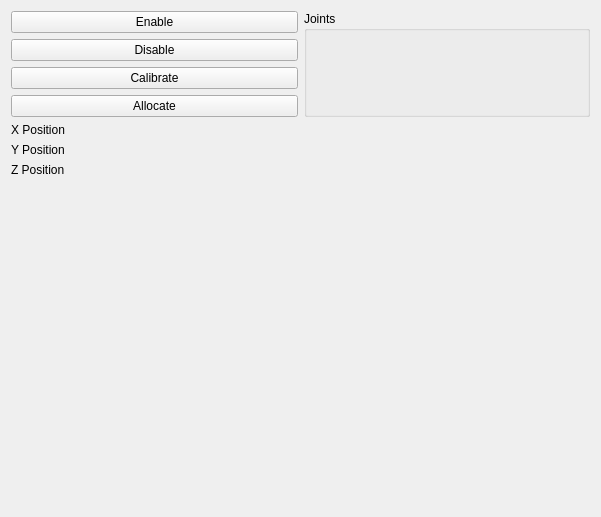
Old version of the form app/forms/legcontrolwidget.ui in the repository Haziham/Honours_Computer_Software.
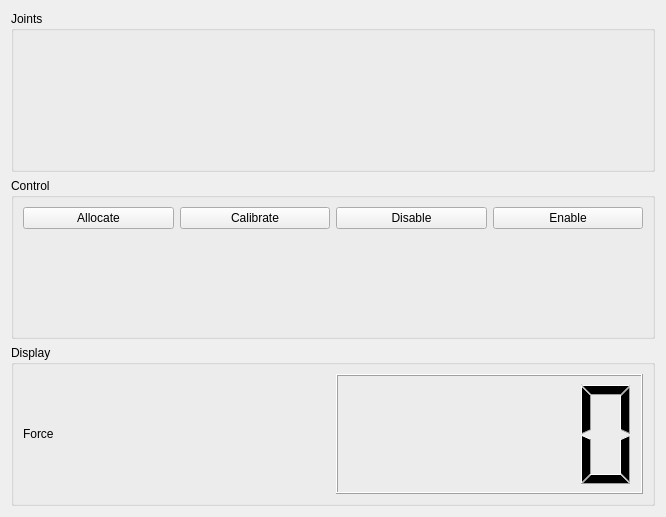
New version of the form. Custom widgets are drawn as their Qt base class.

Commit message: Working inverse kinematics, make a control widget parent class

```diff
--- a/app/forms/legcontrolwidget.ui
+++ b/app/forms/legcontrolwidget.ui
@@ -6,7 +6,7 @@
    <rect>
     <x>0</x>
     <y>0</y>
-    <width>601</width>
+    <width>666</width>
     <height>517</height>
    </rect>
   </property>
@@ -14,91 +14,85 @@
    <string>Form</string>
   </property>
   <layout class="QGridLayout" name="gridLayout">
-   <item row="6" column="1">
+   <item row="1" column="0">
+    <widget class="QGroupBox" name="groupBox">
+     <property name="title">
+      <string>Joints</string>
+     </property>
+     <layout class="QVBoxLayout" name="verticalLayout">
+      <item>
+       <widget class="JointListItem" name="hipYawJoint" native="true"/>
+      </item>
+      <item>
+       <widget class="JointListItem" name="hipPitchJoint" native="true"/>
+      </item>
+      <item>
+       <widget class="JointListItem" name="kneePitchJoint" native="true"/>
+      </item>
+     </layout>
+    </widget>
+   </item>
+   <item row="2" column="0">
+    <widget class="QGroupBox" name="groupBox_2">
+     <property name="title">
+      <string>Control</string>
+     </property>
+     <layout class="QGridLayout" name="gridLayout_2">
+      <item row="1" column="0" colspan="4">
     <widget class="SpinSlider" name="xPositionInput" native="true"/>
    </item>
-   <item row="7" column="1">
+      <item row="3" column="0" colspan="4">
+       <widget class="SpinSlider" name="zPositionInput" native="true"/>
+      </item>
+      <item row="2" column="0" colspan="4">
     <widget class="SpinSlider" name="yPositionInput" native="true"/>
    </item>
-   <item row="8" column="0">
-    <widget class="QLabel" name="label_3">
+      <item row="0" column="0">
+       <widget class="QPushButton" name="allocateButton">
      <property name="text">
-      <string>Z Position</string>
+         <string>Allocate</string>
      </property>
     </widget>
    </item>
-   <item row="3" column="0">
+      <item row="0" column="1">
     <widget class="QPushButton" name="calibrateButton">
      <property name="text">
       <string>Calibrate</string>
      </property>
     </widget>
    </item>
-   <item row="8" column="1">
-    <widget class="SpinSlider" name="zPositionInput" native="true"/>
-   </item>
-   <item row="9" column="1">
-    <spacer name="verticalSpacer">
-     <property name="orientation">
-      <enum>Qt::Vertical</enum>
-     </property>
-     <property name="sizeHint" stdset="0">
-      <size>
-       <width>20</width>
-       <height>40</height>
-      </size>
-     </property>
-    </spacer>
-   </item>
-   <item row="2" column="0">
+      <item row="0" column="2">
     <widget class="QPushButton" name="disableButton">
      <property name="text">
       <string>Disable</string>
      </property>
     </widget>
    </item>
-   <item row="7" column="0">
-    <widget class="QLabel" name="label">
-     <property name="text">
-      <string>Y Position</string>
-     </property>
-    </widget>
-   </item>
-   <item row="1" column="0">
+      <item row="0" column="3">
     <widget class="QPushButton" name="enableButton">
      <property name="text">
       <string>Enable</string>
      </property>
     </widget>
    </item>
+     </layout>
+    </widget>
+   </item>
    <item row="6" column="0">
-    <widget class="QLabel" name="label_2">
-     <property name="text">
-      <string>X Position</string>
-     </property>
-    </widget>
-   </item>
-   <item row="4" column="0">
-    <widget class="QPushButton" name="allocateButton">
-     <property name="text">
-      <string>Allocate</string>
-     </property>
-    </widget>
-   </item>
-   <item row="1" column="1" rowspan="4">
-    <widget class="QGroupBox" name="groupBox">
+    <widget class="QGroupBox" name="groupBox_3">
      <property name="title">
-      <string>Joints</string>
+      <string>Display</string>
      </property>
-     <layout class="QVBoxLayout" name="verticalLayout">
-      <item>
-       <widget class="JointListItem" name="hipYawJoint" native="true"/>
+     <layout class="QGridLayout" name="gridLayout_3">
+      <item row="0" column="0">
+       <widget class="QLabel" name="label_4">
+        <property name="text">
+         <string>Force</string>
+        </property>
+       </widget>
       </item>
-      <item>
-       <widget class="JointListItem" name="hipPitchJoint" native="true"/>
-      </item>
-      <item>
-       <widget class="JointListItem" name="kneePitchJoint" native="true"/>
+      <item row="0" column="1">
+       <widget class="QLCDNumber" name="forceDisplay"/>
       </item>
      </layout>
     </widget>
```
Lines whose indentation alone changed are shown as unchanged. The commit also changes 11 other files.
